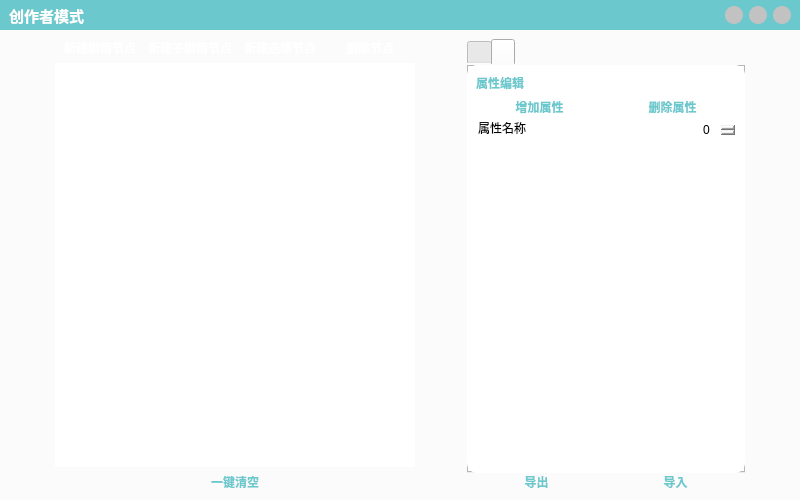
Before: the Qt Designer form StoryTeller/framelessWidgetDeveloper.ui in goldenbough0/StoryTeller, drawn with Qt 5.
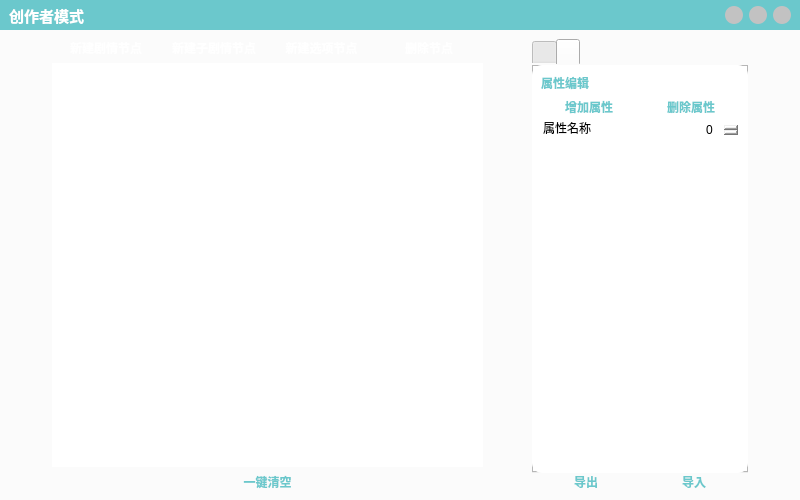
After: the same form once the commit is applied. Icons and pictures are not drawn. Custom widgets are drawn as their Qt base class.

Commit message: update layout of developer

Patch:
```diff
--- a/StoryTeller/framelessWidgetDeveloper.ui
+++ b/StoryTeller/framelessWidgetDeveloper.ui
@@ -231,7 +231,7 @@
 border-image:url(:/photos/lex-melony-R5WSLOYauCg-unsplash.jpg);
 }</string>
               </property>
-              <layout class="QGridLayout" name="gridLayout_3">
+              <layout class="QGridLayout" name="gridLayout_3" columnstretch="1,10,1,5,1">
                <item row="0" column="1" rowspan="2">
                 <layout class="QVBoxLayout" name="verticalLayout_4">
                  <item>
```
The commit also changes 1 other file.
